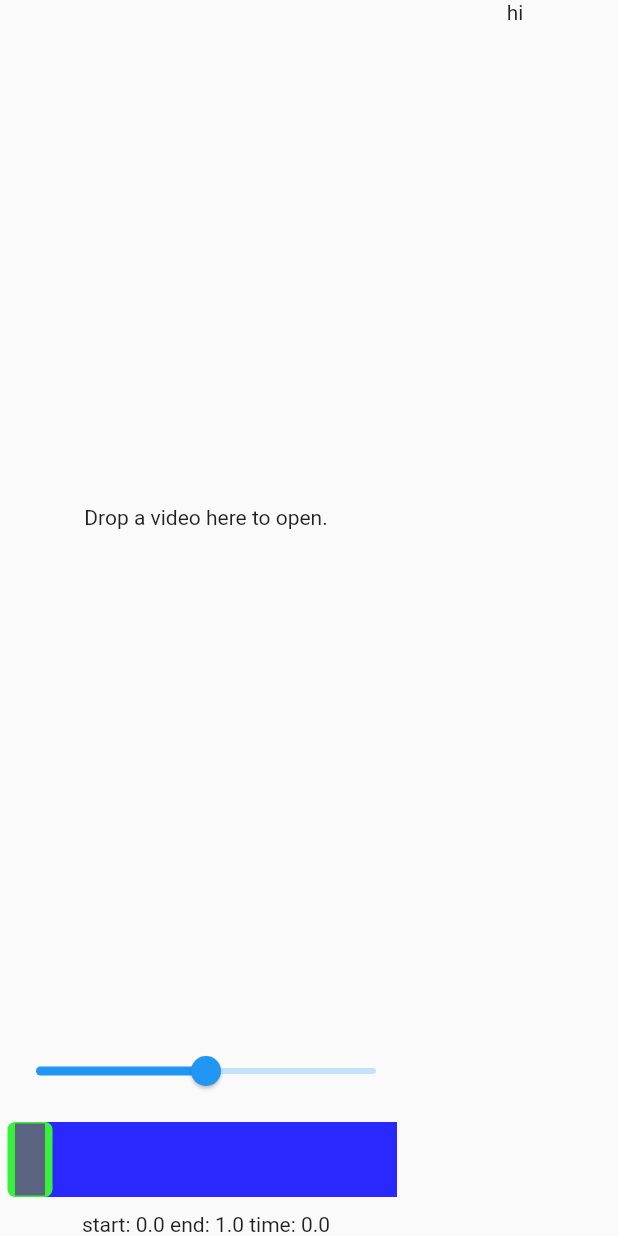
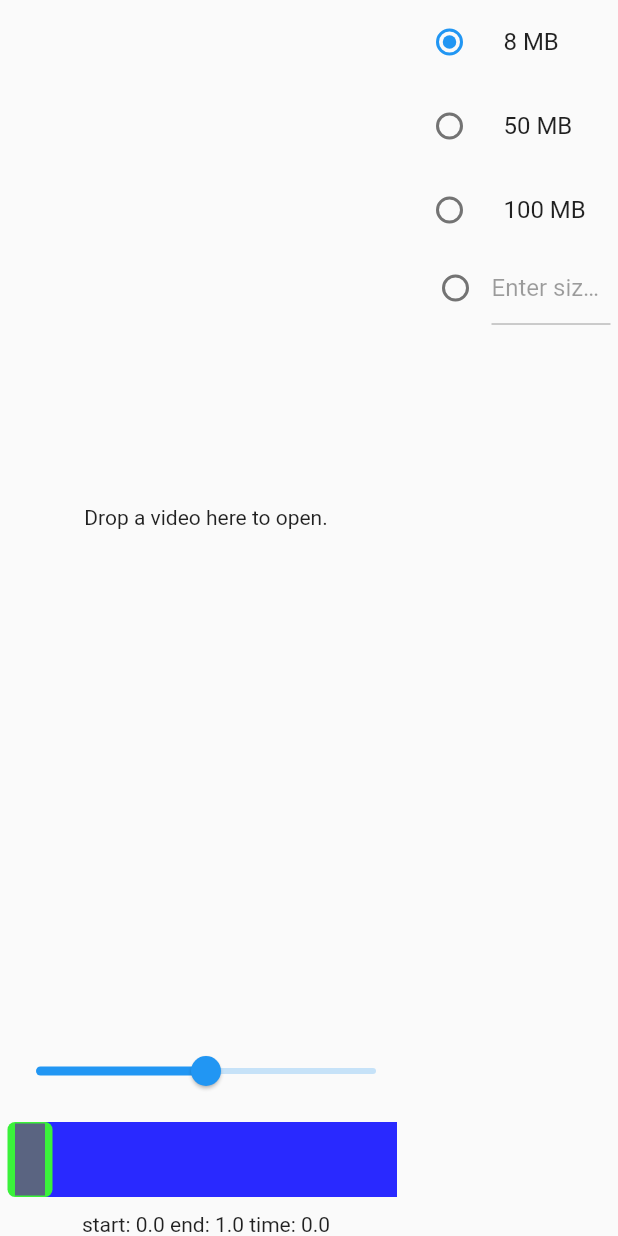
Before and after one commit to alanpq/klipr-flutter, a Flutter app: the screen it shows after launch, on a phone screen of 412 x 824 dp. Run offline on Flutter 3.47's test engine with Material 2 defaults, Android fonts, the phone set to English and light mode, and no system bars; our stand-ins replace cross_file; missing offline and left inert: dart_vlc, desktop_drop.

Commit message:
add export size buttons

```diff
--- /dev/null
+++ b/lib/export.dart
@@ -0,0 +1,67 @@
+import 'package:flutter/material.dart';
+
+class Export extends StatefulWidget {
+  const Export({Key? key}) : super(key: key);
+
+  @override
+  State<Export> createState() => _ExportState();
+}
+
+class _ExportState extends State<Export> {
+  double _size = 8;
+  double _other = 0;
+
+  final GlobalKey _inputKey = GlobalKey();
+
+  void _onChanged(double? value) {
+    if (value == null) return;
+    setState(() {
+      _size = value;
+    });
+  }
+
+  Widget sizeTile(double size) {
+    return RadioListTile<double>(
+      title: Text(size.toStringAsFixed(0) + " MB"),
+      value: size,
+      groupValue: _size,
+      onChanged: _onChanged,
+      contentPadding: const EdgeInsets.symmetric(horizontal: 5),
+    );
+  }
+
+  @override
+  Widget build(BuildContext context) {
+    return Column(children: [
+      sizeTile(8),
+      sizeTile(50),
+      sizeTile(100),
+      InkWell(
+        onTap: () {
+          if (-1 != _size) {
+            _onChanged(-1);
+          }
+        },
+        child: Padding(
+          padding: const EdgeInsets.symmetric(horizontal: 5),
+          child: Row(
+            children: <Widget>[
+              Radio<double>(
+                groupValue: _size,
+                value: -1,
+                onChanged: _onChanged,
+              ),
+              Expanded(
+                  child: TextField(
+                key: _inputKey,
+                enabled: _size == -1,
+                onTap: () => _onChanged(-1),
+                decoration: const InputDecoration(hintText: "Enter size (MB)"),
+              )),
+            ],
+          ),
+        ),
+      )
+    ]);
+  }
+}
--- a/lib/sidebar.dart
+++ b/lib/sidebar.dart
@@ -1,10 +1,11 @@
 import 'package:flutter/material.dart';
+import 'package:klipr/export.dart';
 
 class Sidebar extends StatelessWidget {
   const Sidebar({Key? key}) : super(key: key);
 
   @override
   Widget build(BuildContext context) {
-    return Column(children: const [Text("hi")]);
+    return Column(children: const [Export()]);
   }
 }
```
